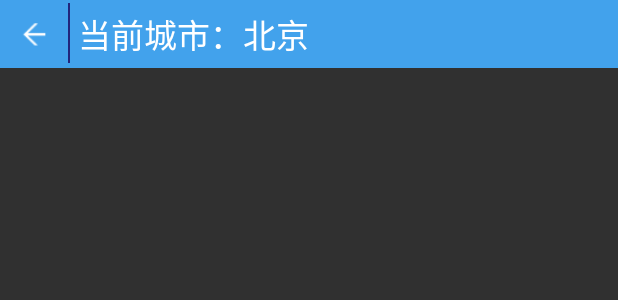
After one commit to LiangliangW/LiangliangWeather, an Android app: the layout select_city.xml on its own in the app's theme, with its tools: preview values and no code run, on a phone screen of 412 x 824 dp. The commit adds this screen. Shown: the top 300 px of the screen. Run offline under Robolectric (Android 15) with nearby library versions, the light colour scheme and no system bars.

Commit message:
add selecting city function

```diff
--- a/app/src/main/AndroidManifest.xml
+++ b/app/src/main/AndroidManifest.xml
@@ -13,12 +13,17 @@
         android:roundIcon="@mipmap/ic_launcher_round"
         android:supportsRtl="true"
         android:theme="@style/AppTheme">
+
         <activity android:name=".MainActivity">
             <intent-filter>
                 <action android:name="android.intent.action.MAIN"></action>
                 <category android:name="android.intent.category.LAUNCHER"></category>
             </intent-filter>
         </activity>
+
+        <activity android:name=".SelectCity">
+
+        </activity>
     </application>
 
 </manifest>
--- /dev/null
+++ b/app/src/main/res/layout/select_city.xml
@@ -0,0 +1,42 @@
+<?xml version="1.0" encoding="utf-8"?>
+<RelativeLayout xmlns:android="http://schemas.android.com/apk/res/android"
+    android:layout_width="match_parent"
+    android:layout_height="match_parent">
+
+    <RelativeLayout
+        android:id="@+id/title"
+        android:layout_width="match_parent"
+        android:layout_height="45.0dp"
+        android:background="#42a2ec"
+        android:gravity="center_vertical"
+        android:layout_alignParentTop="true"
+        android:layout_alignParentLeft="true"
+        android:layout_alignParentStart="true">
+
+        <ImageView
+            android:id="@+id/city_back"
+            android:layout_width="45.0dp"
+            android:layout_height="45.0dp"
+            android:src="@drawable/base_action_bar_back_normal"/>
+
+        <ImageView
+            android:id="@+id/city_Seperator"
+            android:layout_width="1.0dip"
+            android:layout_height="40.0dip"
+            android:layout_marginTop="2.0dip"
+            android:layout_toRightOf="@id/city_back"
+            android:background="#22257c"/>
+
+        <TextView
+            android:id="@+id/city_now"
+            android:layout_width="match_parent"
+            android:layout_height="match_parent"
+            android:layout_toRightOf="@id/city_Seperator"
+            android:gravity="center_vertical"
+            android:paddingLeft="5dip"
+            android:text="当前城市：北京"
+            android:textColor="#FFFFFF"
+            android:textSize="22.0sp"/>
+
+    </RelativeLayout>
+</RelativeLayout>
```
Also changed, not shown: app/src/main/java/cn/edu/pku/wulingliang/miniweather/MainActivity.java (+25 -0 lines), app/src/main/java/cn/edu/pku/wulingliang/miniweather/SelectCity.java (added, +38 -0 lines), app/src/main/res/layout/weather_info.xml (+5 -5 lines), app/src/main/res/drawable-xhdpi/base_action_bar_back_normal.png (added).
